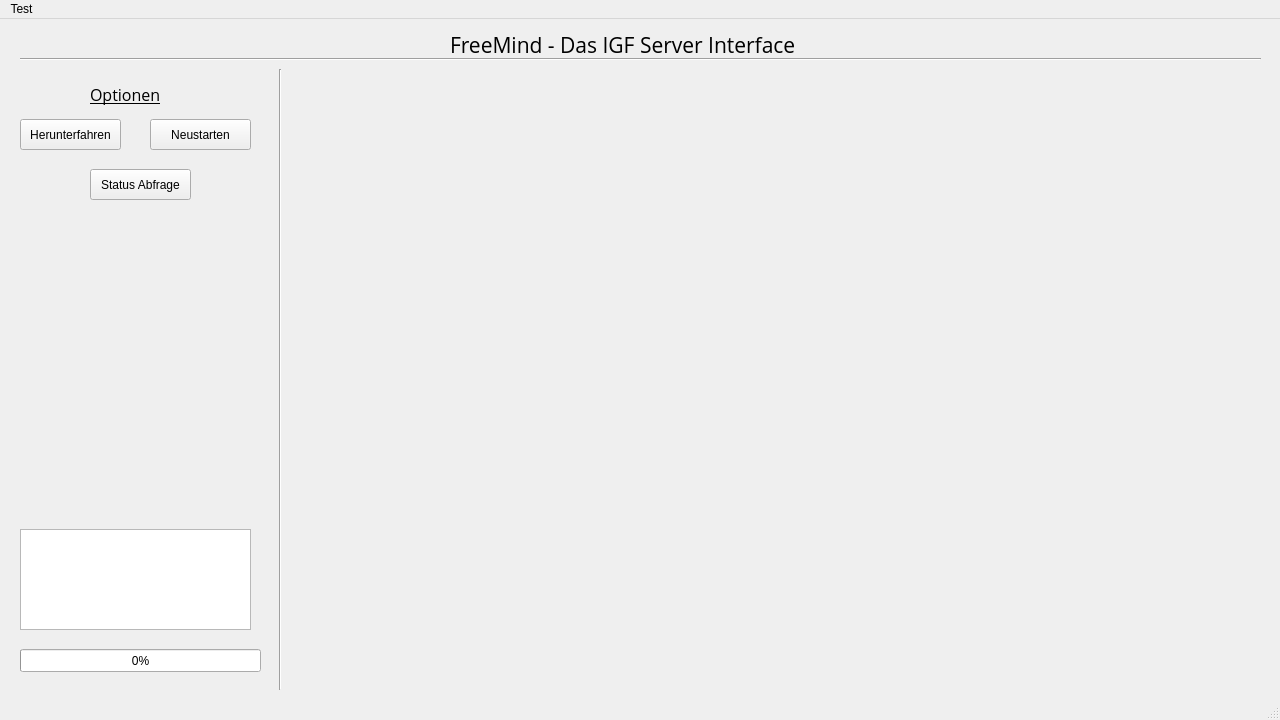
technikamateur/FreeMind, file GUI/First_graphical_User_Interface.ui: the form before one commit.
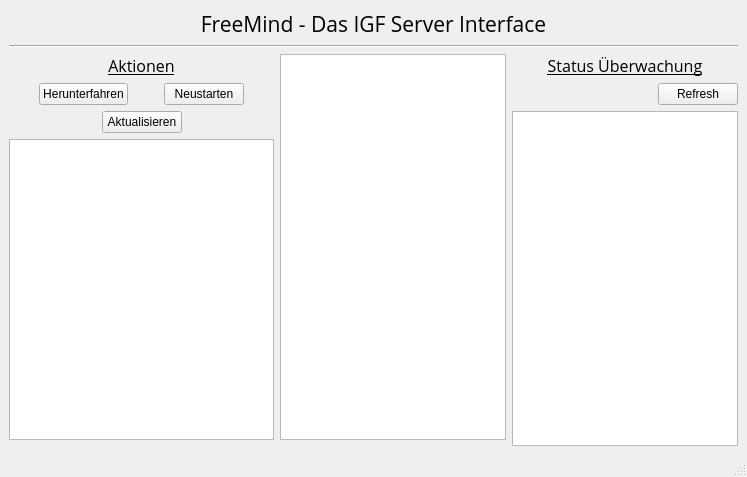
The form after the commit. Icons and pictures are not drawn.

Commit message: resizeable GUI - WOW!

The edit to the form file:
```diff
--- a/GUI/First_graphical_User_Interface.ui
+++ b/GUI/First_graphical_User_Interface.ui
@@ -6,8 +6,8 @@
    <rect>
     <x>0</x>
     <y>0</y>
-    <width>1280</width>
-    <height>720</height>
+    <width>747</width>
+    <height>477</height>
    </rect>
   </property>
   <property name="windowTitle">
@@ -24,15 +24,62 @@
    </size>
   </property>
   <widget class="QWidget" name="centralwidget">
-   <widget class="QLabel" name="label_options">
-    <property name="geometry">
-     <rect>
-      <x>90</x>
-      <y>60</y>
-      <width>71</width>
-      <height>31</height>
-     </rect>
-    </property>
+   <layout class="QGridLayout" name="gridLayout">
+    <item row="3" column="2" rowspan="2">
+     <layout class="QVBoxLayout" name="verticalLayout_3">
+      <item>
+       <widget class="QLabel" name="label_3">
+        <property name="font">
+         <font>
+          <family>Open Sans</family>
+          <pointsize>12</pointsize>
+          <underline>true</underline>
+         </font>
+        </property>
+        <property name="text">
+         <string>Status Überwachung</string>
+        </property>
+        <property name="alignment">
+         <set>Qt::AlignCenter</set>
+        </property>
+       </widget>
+      </item>
+      <item>
+       <layout class="QHBoxLayout" name="horizontalLayout_3">
+        <property name="topMargin">
+         <number>0</number>
+        </property>
+        <item>
+         <spacer name="horizontalSpacer">
+          <property name="orientation">
+           <enum>Qt::Horizontal</enum>
+          </property>
+          <property name="sizeHint" stdset="0">
+           <size>
+            <width>40</width>
+            <height>20</height>
+           </size>
+          </property>
+         </spacer>
+        </item>
+        <item>
+         <widget class="QPushButton" name="pushButton_5">
+          <property name="text">
+           <string>Refresh</string>
+          </property>
+         </widget>
+        </item>
+       </layout>
+      </item>
+      <item>
+       <widget class="QTextBrowser" name="textBrowser"/>
+      </item>
+     </layout>
+    </item>
+    <item row="3" column="0">
+     <layout class="QVBoxLayout" name="verticalLayout">
+      <item>
+       <widget class="QLabel" name="label">
     <property name="font">
      <font>
       <family>Open Sans</family>
@@ -41,57 +88,126 @@
      </font>
     </property>
     <property name="text">
-     <string>Optionen</string>
-    </property>
-   </widget>
-   <widget class="QPushButton" name="pb_shutdown">
-    <property name="geometry">
-     <rect>
-      <x>20</x>
-      <y>100</y>
-      <width>101</width>
-      <height>31</height>
-     </rect>
-    </property>
+         <string>Aktionen</string>
+        </property>
+        <property name="alignment">
+         <set>Qt::AlignCenter</set>
+        </property>
+        <property name="margin">
+         <number>5</number>
+        </property>
+       </widget>
+      </item>
+      <item>
+       <layout class="QHBoxLayout" name="horizontalLayout_2">
+        <item>
+         <spacer name="horizontalSpacer_4">
+          <property name="orientation">
+           <enum>Qt::Horizontal</enum>
+          </property>
+          <property name="sizeHint" stdset="0">
+           <size>
+            <width>40</width>
+            <height>20</height>
+           </size>
+          </property>
+         </spacer>
+        </item>
+        <item>
+         <widget class="QPushButton" name="pushButton">
     <property name="text">
      <string>Herunterfahren</string>
     </property>
    </widget>
-   <widget class="QPushButton" name="pb_reboot">
-    <property name="geometry">
-     <rect>
-      <x>150</x>
-      <y>100</y>
-      <width>101</width>
-      <height>31</height>
-     </rect>
-    </property>
+        </item>
+        <item>
+         <spacer name="horizontalSpacer_6">
+          <property name="orientation">
+           <enum>Qt::Horizontal</enum>
+          </property>
+          <property name="sizeHint" stdset="0">
+           <size>
+            <width>40</width>
+            <height>20</height>
+           </size>
+          </property>
+         </spacer>
+        </item>
+        <item>
+         <widget class="QPushButton" name="pushButton_2">
     <property name="text">
      <string>Neustarten</string>
     </property>
    </widget>
-   <widget class="QPushButton" name="pb_status">
-    <property name="geometry">
-     <rect>
-      <x>90</x>
-      <y>150</y>
-      <width>101</width>
-      <height>31</height>
-     </rect>
-    </property>
+        </item>
+        <item>
+         <spacer name="horizontalSpacer_5">
+          <property name="orientation">
+           <enum>Qt::Horizontal</enum>
+          </property>
+          <property name="sizeHint" stdset="0">
+           <size>
+            <width>40</width>
+            <height>20</height>
+           </size>
+          </property>
+         </spacer>
+        </item>
+       </layout>
+      </item>
+      <item>
+       <layout class="QHBoxLayout" name="horizontalLayout_4">
+        <property name="topMargin">
+         <number>0</number>
+        </property>
+        <item>
+         <spacer name="horizontalSpacer_2">
+          <property name="orientation">
+           <enum>Qt::Horizontal</enum>
+          </property>
+          <property name="sizeType">
+           <enum>QSizePolicy::Expanding</enum>
+          </property>
+          <property name="sizeHint" stdset="0">
+           <size>
+            <width>40</width>
+            <height>20</height>
+           </size>
+          </property>
+         </spacer>
+        </item>
+        <item>
+         <widget class="QPushButton" name="pushButton_3">
     <property name="text">
-     <string>Status Abfrage</string>
-    </property>
-   </widget>
+           <string>Aktualisieren</string>
+          </property>
+         </widget>
+        </item>
+        <item>
+         <spacer name="horizontalSpacer_3">
+          <property name="orientation">
+           <enum>Qt::Horizontal</enum>
+          </property>
+          <property name="sizeHint" stdset="0">
+           <size>
+            <width>40</width>
+            <height>20</height>
+           </size>
+          </property>
+         </spacer>
+        </item>
+       </layout>
+      </item>
+      <item>
+       <widget class="QTextBrowser" name="textBrowser_2"/>
+      </item>
+     </layout>
+    </item>
+    <item row="3" column="1">
+     <widget class="QTextEdit" name="textEdit"/>
+    </item>
+    <item row="0" column="0" colspan="3">
    <widget class="QLabel" name="label_head">
-    <property name="geometry">
-     <rect>
-      <x>450</x>
-      <y>10</y>
-      <width>351</width>
-      <height>31</height>
-     </rect>
-    </property>
     <property name="font">
      <font>
       <family>Open Sans</family>
@@ -104,97 +220,38 @@
     <property name="cursor">
      <cursorShape>ArrowCursor</cursorShape>
     </property>
-    <property name="text">
-     <string>FreeMind - Das IGF Server Interface</string>
-    </property>
-   </widget>
-   <widget class="Line" name="line">
-    <property name="geometry">
-     <rect>
-      <x>20</x>
-      <y>30</y>
-      <width>1241</width>
-      <height>20</height>
-     </rect>
-    </property>
     <property name="layoutDirection">
      <enum>Qt::LeftToRight</enum>
     </property>
-    <property name="autoFillBackground">
-     <bool>false</bool>
-    </property>
-    <property name="frameShadow">
-     <enum>QFrame::Sunken</enum>
-    </property>
-    <property name="lineWidth">
-     <number>1</number>
-    </property>
+      <property name="text">
+       <string>FreeMind - Das IGF Server Interface</string>
+      </property>
+      <property name="scaledContents">
+       <bool>true</bool>
+      </property>
+      <property name="alignment">
+       <set>Qt::AlignCenter</set>
+      </property>
+     </widget>
+    </item>
+    <item row="1" column="0" colspan="3">
+     <widget class="Line" name="line">
     <property name="orientation">
      <enum>Qt::Horizontal</enum>
     </property>
    </widget>
-   <widget class="Line" name="line_2">
-    <property name="geometry">
-     <rect>
-      <x>270</x>
-      <y>50</y>
-      <width>20</width>
-      <height>621</height>
-     </rect>
-    </property>
-    <property name="orientation">
-     <enum>Qt::Vertical</enum>
-    </property>
-   </widget>
-   <widget class="QTextEdit" name="edit_notizen">
-    <property name="geometry">
-     <rect>
-      <x>20</x>
-      <y>510</y>
-      <width>231</width>
-      <height>101</height>
-     </rect>
-    </property>
-    <property name="font">
-     <font>
-      <family>DejaVu Sans</family>
-      <pointsize>12</pointsize>
-     </font>
-    </property>
-   </widget>
-   <widget class="QProgressBar" name="progressBar">
-    <property name="geometry">
-     <rect>
-      <x>20</x>
-      <y>630</y>
-      <width>241</width>
-      <height>23</height>
-     </rect>
-    </property>
-    <property name="value">
-     <number>0</number>
-    </property>
-   </widget>
+    </item>
+   </layout>
   </widget>
   <widget class="QMenuBar" name="menubar">
    <property name="geometry">
     <rect>
      <x>0</x>
      <y>0</y>
-     <width>1280</width>
+     <width>747</width>
      <height>21</height>
     </rect>
    </property>
-   <widget class="QMenu" name="menuTest">
-    <property name="tearOffEnabled">
-     <bool>false</bool>
-    </property>
-    <property name="title">
-     <string>Test</string>
-    </property>
-    <addaction name="actionGo"/>
-   </widget>
-   <addaction name="menuTest"/>
   </widget>
   <widget class="QStatusBar" name="statusbar"/>
   <action name="actionGo">
```
Lines whose indentation alone changed are shown as unchanged.
